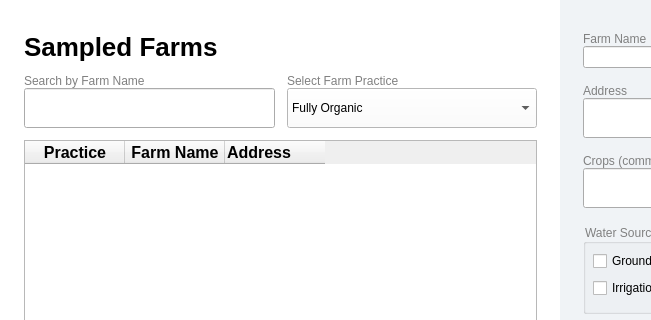
Qt form mpcamera/layouts/farmPage.ui (AkunoCode/MP-Camera) before a commit; both pictures show x 0 to 651 and y 0 to 320 of the 1100 by 760 pixel window.
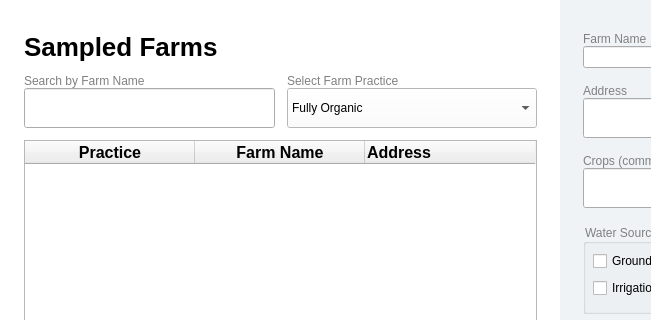
The same form after that commit. Icons and pictures are not drawn.

Commit message: feat: Add samples page functionality with UI integration and data handling - Implemented setup for samples page to populate samplesTable from Directus - Added search functionality for farm names - Integrated create and update record buttons with validation - Enhanced UI elements in samplePage.ui for better user experience - Included error handling and data loading signals for asynchronous operations

What changed in the file:
```diff
--- a/mpcamera/layouts/farmPage.ui
+++ b/mpcamera/layouts/farmPage.ui
@@ -387,6 +387,15 @@
          </item>
          <item>
           <widget class="QTableWidget" name="farmsTable">
+           <attribute name="horizontalHeaderMinimumSectionSize">
+            <number>170</number>
+           </attribute>
+           <attribute name="horizontalHeaderDefaultSectionSize">
+            <number>170</number>
+           </attribute>
+           <attribute name="horizontalHeaderShowSortIndicator" stdset="0">
+            <bool>true</bool>
+           </attribute>
            <column>
             <property name="text">
              <string>Practice</string>
```
The commit also changes 6 other files.
